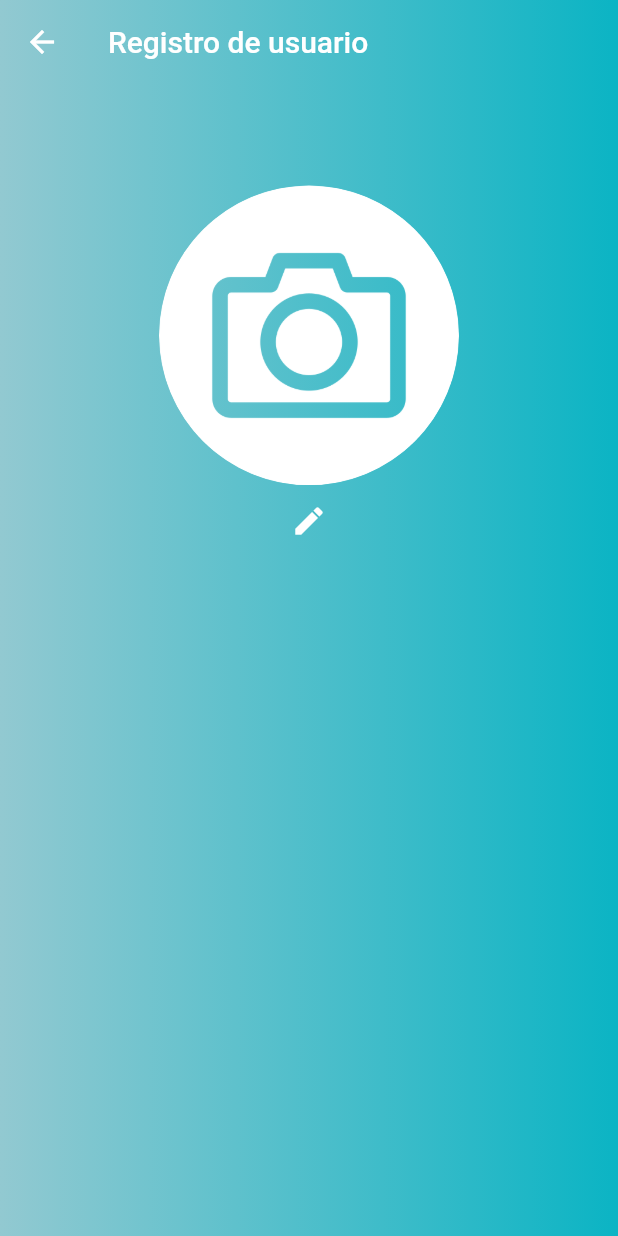
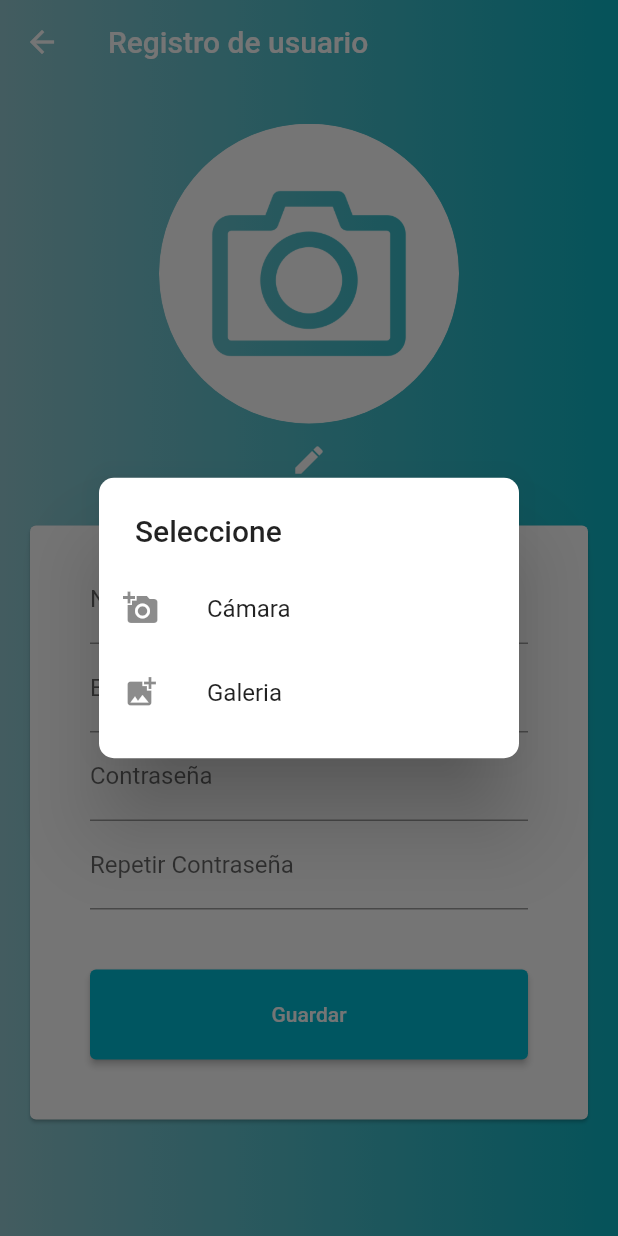
Before and after one commit to AndresCodeJS/social_cook, a Flutter app: the Register screen opened by its route, after a tap on the "edit" icon, on a phone screen of 412 x 824 dp. Run offline on Flutter 3.47's test engine with Material 2 defaults, Android fonts, the light colour scheme and no system bars; our stand-ins replace flutter_keyboard_visibility, image_picker.

Commit message:
Pantalla de registro

```diff
--- a/lib/main.dart
+++ b/lib/main.dart
@@ -21,7 +21,7 @@ class MyApp extends StatelessWidget {
 
     return MultiProvider(
       providers: [
-        ListenableProvider(create: (context) => User("","")),
+        ListenableProvider(create: (context) => User()),
       ],
       child: MaterialApp(
         title: 'Flutter Demo',
--- a/lib/src/models/user.dart
+++ b/lib/src/models/user.dart
@@ -1,6 +1,7 @@
 class User {
-  String user;
+  String nombre;
+  String email;
   String password;
 
-  User({this.user = "", this.password = ""});
+  User({this.nombre = "", this.email = "",this.password = ""});
 }
--- a/lib/src/providers/user.dart
+++ b/lib/src/providers/user.dart
@@ -3,32 +3,29 @@ import 'package:flutter/material.dart';
 class User with ChangeNotifier{
 
   String _nombre ="" ;
-  String _apellido = "" ;
-
-  User(nombre, apellido){
-    _nombre = nombre;
-    _apellido = apellido;
-     notifyListeners();
-  }
+  String _email = "" ;
+   String _password = "" ;
 
   String get nombre {
     return _nombre;
   }
 
-  String get apellido {
-    return _apellido;
+  String get email {
+    return _email;
   }
 
-  set nombre (String nombre){
-    _nombre = nombre;
-
-    notifyListeners();
+   String get password {
+    return _password;
   }
 
-  setDatos (String nombre, String apellido){
+
+
+
+  setDatos ({String nombre = "" , required String password,required String email}){
 
     _nombre = nombre;
-    _apellido = apellido;
+    _email = email;
+    _password = password;
      notifyListeners();
   }
 
--- a/lib/src/screens/homePage.dart
+++ b/lib/src/screens/homePage.dart
@@ -29,7 +29,7 @@ class _HomePageState extends State<HomePage> {
       body: Center(
         child: Row(
           children:  <Widget>[
-            Text("Nombre de usuario: ${user.nombre} , y el apellido ${user.apellido}")
+            Text("Nombre de usuario: ${user.nombre} , y el apellido ${user.email}")
           ],
         ),
       ),
--- a/lib/src/screens/login.dart
+++ b/lib/src/screens/login.dart
@@ -2,7 +2,6 @@ import 'package:flutter/material.dart';
 import 'package:provider/provider.dart';
 import 'package:social_cook/src/providers/user.dart';
 import 'package:social_cook/src/widgets/login/logo.dart';
-
 
 class MyLoginPage extends StatefulWidget {
   const MyLoginPage({super.key, required this.title});
@@ -16,14 +15,13 @@ class MyLoginPage extends StatefulWidget {
 class _MyLoginPageState extends State<MyLoginPage> {
   bool _loading = false;
 
-  late String userName;
+  late String email;
   late String password;
 
   final GlobalKey<FormState> _formKey = GlobalKey<FormState>();
 
   @override
   Widget build(BuildContext context) {
-
     final user = Provider.of<User>(context);
 
     return Scaffold(
@@ -44,12 +42,10 @@ class _MyLoginPageState extends State<MyLoginPage> {
           Center(
             child: SingleChildScrollView(
               child: Card(
-                shape: RoundedRectangleBorder(borderRadius: BorderRadius.circular(10)),
+                shape: RoundedRectangleBorder(
+                    borderRadius: BorderRadius.circular(10)),
                 margin: const EdgeInsets.only(
-                    top:  200,
-                    right: 20,
-                    left: 20,
-                    bottom: 40),
+                    top: 200, right: 20, left: 20, bottom: 40),
                 child: Padding(
                   padding: const EdgeInsets.only(
                       right: 40, left: 40, top: 20, bottom: 40),
@@ -58,11 +54,11 @@ class _MyLoginPageState extends State<MyLoginPage> {
                     children: <Widget>[
                       TextFormField(
                         decoration: const InputDecoration(labelText: "Usuario"),
-                        onSaved: (value){
-                          userName = value!;
+                        onSaved: (value) {
+                          email = value!;
                         },
-                        validator: (value){
-                          if(value!.isEmpty){
+                        validator: (value) {
+                          if (value!.isEmpty) {
                             return "Llene este campo";
                           }
                         },
@@ -74,11 +70,11 @@ class _MyLoginPageState extends State<MyLoginPage> {
                         decoration:
                             const InputDecoration(labelText: "Contraseña"),
                         obscureText: true,
-                         onSaved: (value){
+                        onSaved: (value) {
                           password = value!;
                         },
-                         validator: (value){
-                          if(value!.isEmpty){
+                        validator: (value) {
+                          if (value!.isEmpty) {
                             return "Llene este campo";
                           }
                         },
@@ -108,13 +104,16 @@ class _MyLoginPageState extends State<MyLoginPage> {
                                     ),
                             ],
                           )),
-
-                       const SizedBox(height: 40,),
+                      const SizedBox(
+                        height: 40,
+                      ),
                       Row(
                         mainAxisAlignment: MainAxisAlignment.spaceAround,
-                            children:  <Widget>[
+                        children: <Widget>[
                           const Text("No tienes cuenta?"),
-                              TextButton(onPressed: () => {_onRegister(context)}, child: const Text("Registrate"))
+                          TextButton(
+                              onPressed: () => {_onRegister(context)},
+                              child: const Text("Registrate"))
                         ],
                       )
                     ],
@@ -134,13 +133,13 @@ class _MyLoginPageState extends State<MyLoginPage> {
         _loading = true;
       });
     }
-    if(_formKey.currentState!.validate()){
+    if (_formKey.currentState!.validate()) {
       _formKey.currentState!.save();
-      print("Hola $userName , $password");
-      user.setDatos(userName, password);
+      print("Hola $email , $password");
+      user.setDatos(email: email, password: password);
       Navigator.of(context).pushNamed("/homePage");
       _loading = false;
-    }else{
+    } else {
       setState(() {
         _loading = false;
       });
@@ -148,7 +147,6 @@ class _MyLoginPageState extends State<MyLoginPage> {
   }
 
   _onRegister(BuildContext context) {
-
     Navigator.of(context).pushNamed("/register");
   }
 }
--- a/lib/src/screens/register.dart
+++ b/lib/src/screens/register.dart
@@ -41,11 +41,61 @@ class _RegisterState extends State<Register> {
                 backgroundColor: Colors.transparent),
           ),
           Container(
-            margin:
-                EdgeInsets.only(top: MediaQuery.of(context).size.height * 0.15),
-            width: double.infinity,
-            child: ImageSelector(openImagePicker: _openImagePicker, image: _image,)
-          )
+              margin: EdgeInsets.only(
+                  top: MediaQuery.of(context).size.height * 0.10),
+              width: double.infinity,
+              child: ListView(children: [
+                ImageSelector(
+                  openImagePicker: _openImagePicker,
+                  image: _image,
+                ),
+                Card(
+                  margin: const EdgeInsets.all(20),
+                  child: Padding(
+                    padding: const EdgeInsets.only(
+                        top: 20, right: 40, left: 40, bottom: 40),
+                    child: Form(
+                      child: Column(
+                        mainAxisSize: MainAxisSize.min,
+                        children: <Widget>[
+                          TextFormField(
+                            decoration: const InputDecoration(
+                                labelText: "Nombre y Apellido"),
+                          ),
+                          TextFormField(
+                            decoration:
+                                const InputDecoration(labelText: "Email"),
+                          ),
+                          TextFormField(
+                            decoration:
+                                const InputDecoration(labelText: "Contraseña"),
+                            obscureText: true,
+                          ),
+                          TextFormField(
+                            decoration: const InputDecoration(
+                                labelText: "Repetir Contraseña"),
+                            obscureText: true,
+                            validator: (value) {
+                              if (value!.isEmpty) {
+                                return "Llene este campo";
+                              }
+                            },
+                          ),
+                          const SizedBox(
+                            height: 40,
+                          ),
+                          ElevatedButton(
+                            onPressed: () {},
+                            style: ElevatedButton.styleFrom(
+                                minimumSize: const Size(double.infinity, 60)),
+                            child: const Text('Guardar'),
+                          )
+                        ],
+                      ),
+                    ),
+                  ),
+                )
+              ])),
         ],
       ),
     );
@@ -55,9 +105,10 @@ class _RegisterState extends State<Register> {
 
   final _picker = ImagePicker();
 
-  Future<void> _openImagePicker() async {
-    final XFile? pickedImage =
-        await _picker.pickImage(source: ImageSource.camera);
+  Future<void> _openImagePicker(String option) async {
+    final XFile? pickedImage = option == "camera"
+        ? await _picker.pickImage(source: ImageSource.camera)
+        : await _picker.pickImage(source: ImageSource.gallery);
     if (pickedImage != null) {
       setState(() {
         _image = File(pickedImage.path);
--- a/lib/src/widgets/register/imageSelector.dart
+++ b/lib/src/widgets/register/imageSelector.dart
@@ -14,7 +14,7 @@ class ImageSelector extends StatelessWidget {
               mainAxisSize: MainAxisSize.min,
               children: [
                 GestureDetector(
-                  onTap: (){openImagePicker();},
+                  onTap: (){_showDialog(context);},
                   child: ClipRRect(
                    borderRadius: BorderRadius.circular(200.0),
                     child: image != null
@@ -33,7 +33,7 @@ class ImageSelector extends StatelessWidget {
                   ),
                 ),
                 IconButton(
-                    onPressed: (){openImagePicker();},
+                    onPressed: (){_showDialog(context);},
                     icon: const Icon(
                       Icons.edit,
                       color: Colors.white,
@@ -41,10 +41,40 @@ class ImageSelector extends StatelessWidget {
               ],
             );
 
+  }
+
+  void _showDialog(BuildContext context) {
+    showDialog(
+        context: context,
+        builder: (BuildContext context) {
+
+           return SimpleDialog(
+            title: const Text("Seleccione"),
+            shape:
+                RoundedRectangleBorder(borderRadius: BorderRadius.circular(10)),
+            children: <Widget>[
+              ListTile(
+                title: const Text("Cámara"),
+                leading: const Icon(Icons.add_a_photo),
+                onTap: () {
+                  openImagePicker("camera");
+                  Navigator.of(context).pop();
+                },
+              ),
+               ListTile(
+                title: const Text("Galeria"),
+                leading: const Icon(Icons.add_photo_alternate),
+                onTap: () {
+                  openImagePicker("gallery");
+                  Navigator.of(context).pop();
+                },
+              )
+            ],
+          );
+        });
+  }
 
 
 
 
-
-  }
 }
```
Also changed, not shown: lib/src/utils/constants.dart (added). Lines whose indentation alone changed are shown as unchanged.
